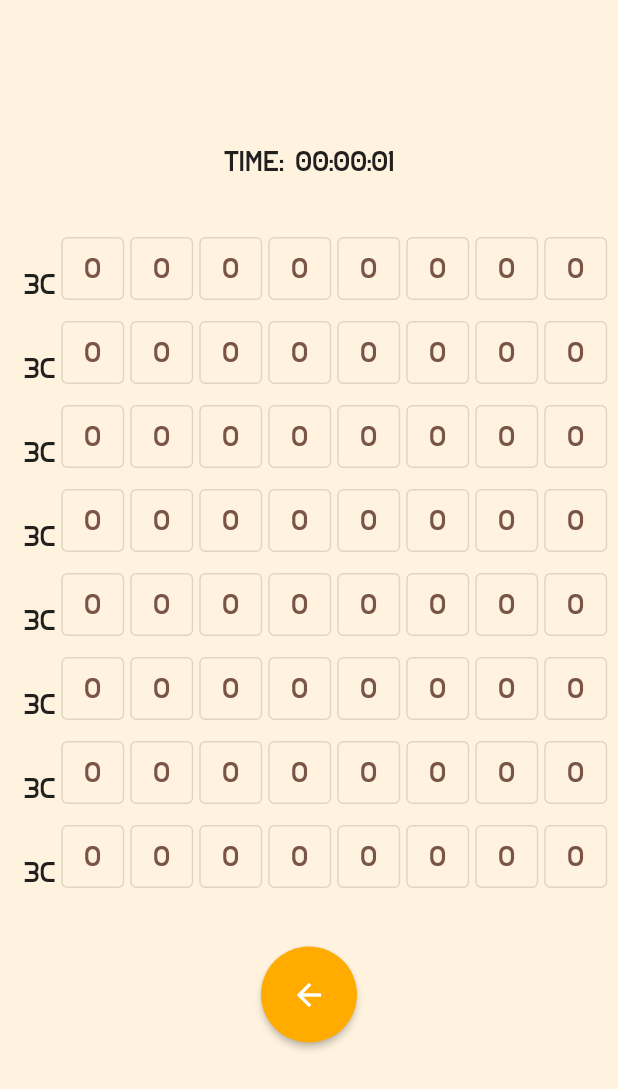
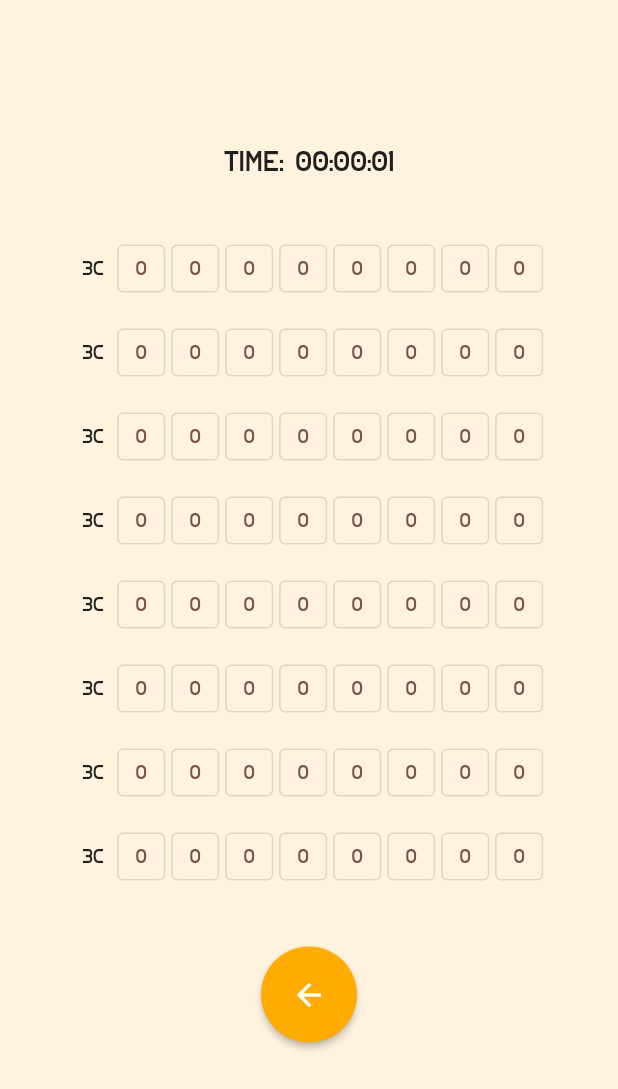
Before and after one commit to RednibCoding/programmers-riddle, a Flutter app: the GamePage screen opened by its route, on a phone screen of 412 x 824 dp. Shown: the top 1089 px of the screen. Run offline on Flutter 3.47's test engine with Material 2 defaults, Android fonts, the light colour scheme and no system bars; our stand-ins replace flutter_mobx, mobx; generated files the repository leaves out were written again.

Commit message:
update readme

```diff
--- a/src/lib/pages/game_page/cell.dart
+++ b/src/lib/pages/game_page/cell.dart
@@ -3,9 +3,10 @@ import 'package:flutter/material.dart';
 // ignore: must_be_immutable
 class Cell extends StatefulWidget {
   int value = 0;
-  double size = 52;
+  double size;
+  double fontSize;
   Function? onTap;
-  Cell({Key? key, required this.size, this.onTap}) : super(key: key);
+  Cell({Key? key, required this.size, required this.fontSize, this.onTap}) : super(key: key);
 
   @override
   _CellState createState() => _CellState();
@@ -18,8 +19,9 @@ class _CellState extends State<Cell> {
       width: widget.size,
       height: widget.size,
       child: OutlinedButton(
-        child: Text(widget.value == 0 ? "O" : "I"),
+        child: Text(widget.value == 0 ? "O" : "I", style: TextStyle(fontSize: widget.fontSize)),
         onPressed: _onPressed,
+        style: ButtonStyle(padding: MaterialStateProperty.all<EdgeInsets>(const EdgeInsets.all(4))),
       ),
     );
   }
--- a/src/lib/pages/game_page/controller/game_controller.dart
+++ b/src/lib/pages/game_page/controller/game_controller.dart
@@ -31,17 +31,17 @@ class GameController {
   }
 
   static List<DataCell> _makeRowCells(int numColumns, int numNibblesPerRow) {
-    double size = numColumns <= 4 ? 52 : 42;
-    var list = List.generate(numColumns, (_) => DataCell(Cell(onTap: _onTap, size: size)));
+    double size = numColumns <= 4 ? 52 : 32;
+    double fontSize = numColumns <= 4 ? 18 : 12;
+    var list = List.generate(numColumns, (_) => DataCell(Cell(onTap: _onTap, size: size, fontSize: fontSize)));
     var numbers = _genNumbers(numNibblesPerRow, 1, 15);
     var numberStr = " ";
     for (final number in numbers) {
       numberStr += _decDigitToHexDigit(number);
     }
     numberStr += " ";
-
     var cells = [
-      DataCell(Text(numberStr)),
+      DataCell(Text(numberStr, style: TextStyle(fontSize: fontSize))),
       ...list,
     ];
     gameState.numbers.addAll(numbers);
```
Also changed, not shown: 1 other file.
